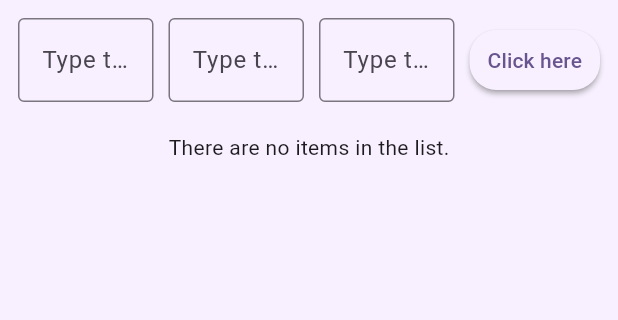
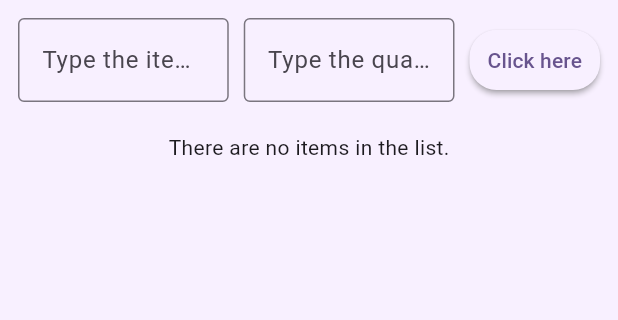
Before and after one commit to mt00145/my_cst2355_labs5, a Flutter app: the screen it shows after launch, after a tap on "Click here", on a phone screen of 412 x 824 dp, the part 84-404 px from its top. Run offline on Flutter 3.47's test engine with Material 3 defaults, Android fonts, the phone set to English and light mode, and no system bars; our stand-ins replace floor, sqflite; accounts and stored records are empty; generated files the repository leaves out were written again.

```diff
--- a/lib/main.dart
+++ b/lib/main.dart
@@ -1,4 +1,6 @@
 import 'package:flutter/material.dart';
+import 'database.dart';
+import 'items.dart';
 
 void main() {
   runApp(const MyApp());
@@ -30,26 +32,53 @@ class MyHomePage extends StatefulWidget {
 }
 
 class _MyHomePageState extends State<MyHomePage> {
-  final List<String> items = [];
+  List<Items> items = [];
+  late var ItemsDao;
+  // final List<String> items = [];
   final List<String> quantities = [];
-  final List<String> prices = [];
   final TextEditingController itemController = TextEditingController();
   final TextEditingController quantityController = TextEditingController();
-  final TextEditingController priceController = TextEditingController();
 
-  void addButton() {
+  @override
+  void initState() {
+    super.initState();
+
+    // Initialize controller
+    initDatabase();
+  }
+
+  @override
+  void dispose() {
+    itemController.dispose();
+    quantityController.dispose();// Dispose controller
+    super.dispose();
+  }
+
+  void initDatabase() async {
+    final database = await $FloorAppDatabase.databaseBuilder('items_database.db').build();
+    ItemsDao = database.itemsDao;
+
+    ItemsDao.findAllItems().then(
+          (list) {
+        setState(() {
+          items = list;
+        });
+      },
+    );
+  }
+
+
+  void addButton() async {
     final item = itemController.text.trim();
     final quantity = quantityController.text.trim();
-    final price = priceController.text.trim();
 
-    if (item.isNotEmpty && quantity.isNotEmpty && price.isNotEmpty) {
+    if (itemController.text.isNotEmpty && quantityController.text.isNotEmpty) {
+      final newItem = Items(itemController.text, quantityController.text);
+      await ItemsDao.insertItem(newItem);
       setState(() {
-        items.add(item);
-        quantities.add(quantity);
-        prices.add(price);
+        items.add(newItem);
         itemController.clear();
         quantityController.clear();
-        priceController.clear();
       });
     }
   }
@@ -93,17 +122,6 @@ class _MyHomePageState extends State<MyHomePage> {
                   ),
                 ),
                 const SizedBox(width: 10),
-                Expanded(
-                  child: TextField(
-                    controller: priceController,
-                    decoration: const InputDecoration(
-                      hintText: "Type the price here",
-                      border: OutlineInputBorder(),
-                    ),
-                    keyboardType: TextInputType.number,
-                  ),
-                ),
-                const SizedBox(width: 10),
                 TextButton(
                   onPressed: addButton,
                   style: TextButton.styleFrom(
@@ -131,7 +149,7 @@ class _MyHomePageState extends State<MyHomePage> {
                     child: GestureDetector(
                       onLongPress: () => _confirmDelete(index),
                       child: Text(
-                        '${index + 1}: ${items[index]}  quantity: ${quantities[index]} price: \$ ${prices[index]}',
+                        '${index + 1}: ${items[index]}  quantity: ${quantities[index]}',
                         style: const TextStyle(fontSize: 16),
                         textAlign: TextAlign.center,
                       ),
@@ -159,12 +177,10 @@ class _MyHomePageState extends State<MyHomePage> {
             child: const Text('No'),
           ),
           TextButton(
-            onPressed: () {
-              setState(() {
-                items.removeAt(index);
-                quantities.removeAt(index);
-                prices.removeAt(index);
-              });
+            onPressed: () async {
+              await ItemsDao.deleteItem(items[index]); // delete from DB
+              items = await ItemsDao.findAllItems();  // reload items
+              setState(() {}); // refresh UI
               Navigator.of(context).pop();
             },
             child: const Text('Yes'),
```
